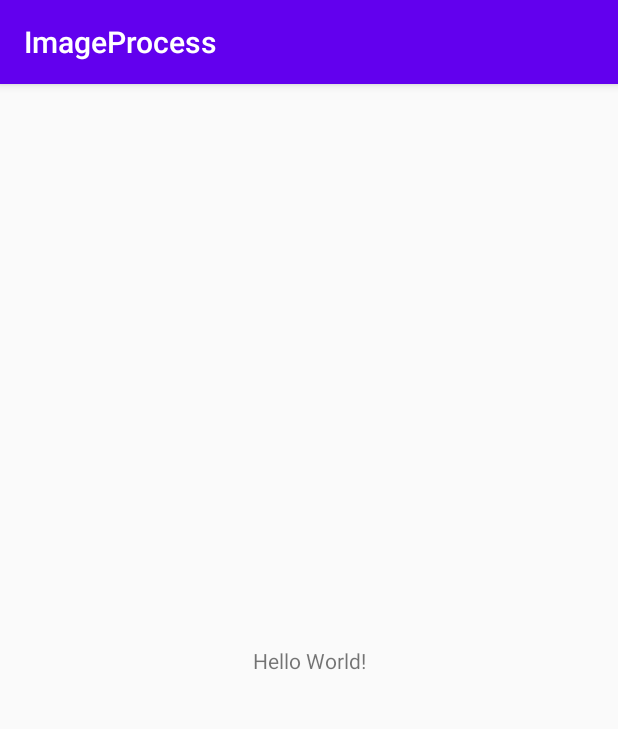
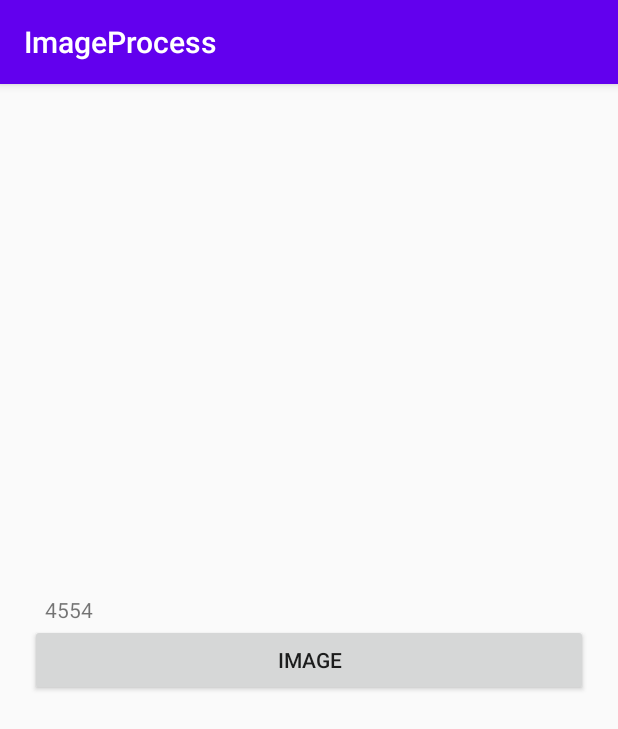
Before and after one commit to vatsalkesarwani12/ImageProcess, an Android app: the screen it shows after launch (MainActivity), on a phone screen of 412 x 824 dp. Shown: the top 729 px of the screen. Run offline under Robolectric (Android 15) with nearby library versions, the phone set to English and light mode, and no system bars; libraries missing offline, so code that uses them is left out: com.github.dhaval2404.imagepicker, com.google.mlkit.vision.

Commit message:
ml integrated

```diff
--- a/app/src/main/AndroidManifest.xml
+++ b/app/src/main/AndroidManifest.xml
@@ -1,5 +1,6 @@
 <?xml version="1.0" encoding="utf-8"?>
 <manifest xmlns:android="http://schemas.android.com/apk/res/android"
+    xmlns:tools="http://schemas.android.com/tools"
     package="com.vatsal.kesarwani.imageprocess">
 
     <application
@@ -8,7 +9,9 @@
         android:label="@string/app_name"
         android:roundIcon="@mipmap/ic_launcher_round"
         android:supportsRtl="true"
-        android:theme="@style/AppTheme">
+        android:requestLegacyExternalStorage="true"
+        android:theme="@style/AppTheme"
+        tools:targetApi="q">
         <activity android:name=".MainActivity">
             <intent-filter>
                 <action android:name="android.intent.action.MAIN" />
--- a/app/src/main/java/com/vatsal/kesarwani/imageprocess/MainActivity.java
+++ b/app/src/main/java/com/vatsal/kesarwani/imageprocess/MainActivity.java
@@ -1,14 +1,127 @@
 package com.vatsal.kesarwani.imageprocess;
 
+import androidx.annotation.NonNull;
+import androidx.annotation.Nullable;
 import androidx.appcompat.app.AppCompatActivity;
 
+import android.app.Activity;
+import android.content.Intent;
+import android.net.Uri;
 import android.os.Bundle;
+import android.util.Log;
+import android.view.View;
+import android.widget.Button;
+import android.widget.ImageView;
+import android.widget.TextView;
+import android.widget.Toast;
+
+import com.github.dhaval2404.imagepicker.ImagePicker;
+import com.google.android.gms.tasks.OnFailureListener;
+import com.google.android.gms.tasks.OnSuccessListener;
+import com.google.mlkit.vision.common.InputImage;
+import com.google.mlkit.vision.label.ImageLabel;
+import com.google.mlkit.vision.label.ImageLabeler;
+import com.google.mlkit.vision.label.ImageLabeling;
+import com.google.mlkit.vision.label.defaults.ImageLabelerOptions;
+
+import java.io.File;
+import java.io.IOException;
+import java.util.List;
 
 public class MainActivity extends AppCompatActivity {
+
+    private Button image;
+    private TextView textt;
+    private ImageView pic;
+    private InputImage image1;
+    private static final String TAG = "MainActivity";
 
     @Override
     protected void onCreate(Bundle savedInstanceState) {
         super.onCreate(savedInstanceState);
         setContentView(R.layout.activity_main);
+
+        image = findViewById(R.id.image);
+        textt = findViewById(R.id.text);
+        pic = findViewById(R.id.pic);
+
+        image.setOnClickListener(new View.OnClickListener() {
+            @Override
+            public void onClick(View view) {
+                ImagePicker.Companion.with(MainActivity.this)
+                        .crop()                    //Crop image(Optional), Check Customization for more option
+                        .compress(1024)            //Final image size will be less than 1 MB(Optional)
+                        .maxResultSize(1080, 1080)    //Final image resolution will be less than 1080 x 1080(Optional)
+                        .start();
+            }
+        });
+    }
+
+    @Override
+    protected void onActivityResult(int requestCode, int resultCode, @Nullable Intent data) {
+        super.onActivityResult(requestCode, resultCode, data);
+        if (resultCode == Activity.RESULT_OK) {
+            //Image Uri will not be null for RESULT_OK
+            assert data != null;
+            Uri fileUri = data.getData();
+            pic.setImageURI(fileUri);
+
+            try {
+                image1 = InputImage.fromFilePath(getApplicationContext(), fileUri);
+            } catch (IOException e) {
+                e.printStackTrace();
+            }
+
+            //You can get File object from intent
+            File file = ImagePicker.Companion.getFile(data);
+
+            //You can also get File Path from intent
+            String filePath = ImagePicker.Companion.getFilePath(data);
+
+            labeler();
+
+        } else if (resultCode == ImagePicker.RESULT_ERROR) {
+            Toast.makeText(this, ImagePicker.Companion.getError(data), Toast.LENGTH_SHORT).show();
+        } else {
+            Toast.makeText(this, "Task Cancelled", Toast.LENGTH_SHORT).show();
+        }
+    }
+
+    private void labeler() {
+        // To use default options:
+        ImageLabeler labeler = ImageLabeling.getClient(ImageLabelerOptions.DEFAULT_OPTIONS);
+
+        // Or, to set the minimum confidence required:
+        // ImageLabelerOptions options =
+        //     new ImageLabelerOptions.Builder()
+        //         .setConfidenceThreshold(0.7f)
+        //         .build();
+        // ImageLabeler labeler = ImageLabeling.getClient(options);
+
+        labeler.process(image1)
+                .addOnSuccessListener(new OnSuccessListener<List<ImageLabel>>() {
+                    @Override
+                    public void onSuccess(List<ImageLabel> labels) {
+                        // Task completed successfully
+                        // ...
+                        String s="";
+                        for (ImageLabel label : labels) {
+                            String text = label.getText();
+                            float confidence = label.getConfidence();
+                            int index = label.getIndex();
+
+                            Log.d(TAG,text+" "+confidence+" "+index);
+                            s+=text+" "+confidence+" "+index+"\n";
+                        }
+                        textt.setText(s);
+                    }
+                })
+                .addOnFailureListener(new OnFailureListener() {
+                    @Override
+                    public void onFailure(@NonNull Exception e) {
+                        // Task failed with an exception
+                        // ...
+                    }
+                });
     }
 }
--- a/app/src/main/res/layout/activity_main.xml
+++ b/app/src/main/res/layout/activity_main.xml
@@ -1,18 +1,38 @@
 <?xml version="1.0" encoding="utf-8"?>
-<androidx.constraintlayout.widget.ConstraintLayout xmlns:android="http://schemas.android.com/apk/res/android"
+<RelativeLayout xmlns:android="http://schemas.android.com/apk/res/android"
     xmlns:app="http://schemas.android.com/apk/res-auto"
     xmlns:tools="http://schemas.android.com/tools"
     android:layout_width="match_parent"
     android:layout_height="match_parent"
     tools:context=".MainActivity">
 
+    <Button
+        android:id="@+id/image"
+        android:layout_width="match_parent"
+        android:layout_height="wrap_content"
+        android:text="Image"
+        android:layout_centerVertical="true"
+        android:layout_marginStart="20dp"
+        android:layout_marginEnd="20dp"/>
+
     <TextView
-        android:layout_width="wrap_content"
+        android:id="@+id/text"
+        android:layout_width="match_parent"
         android:layout_height="wrap_content"
-        android:text="Hello World!"
-        app:layout_constraintBottom_toBottomOf="parent"
-        app:layout_constraintLeft_toLeftOf="parent"
-        app:layout_constraintRight_toRightOf="parent"
-        app:layout_constraintTop_toTopOf="parent" />
+        android:layout_marginStart="30dp"
+        android:layout_marginEnd="30dp"
+        android:layout_centerVertical="true"
+        android:text="4554"
+        android:layout_above="@+id/image"/>
 
-</androidx.constraintlayout.widget.ConstraintLayout>
+    <ImageView
+        android:id="@+id/pic"
+        android:layout_width="match_parent"
+        android:layout_height="200dp"
+        android:layout_below="@+id/image"
+        android:layout_marginTop="10dp"
+        android:layout_marginStart="15dp"
+        android:layout_marginEnd="15dp"/>
+
+
+</RelativeLayout>
--- a/app/src/main/res/values/colors.xml
+++ b/app/src/main/res/values/colors.xml
@@ -3,4 +3,6 @@
     <color name="colorPrimary">#6200EE</color>
     <color name="colorPrimaryDark">#3700B3</color>
     <color name="colorAccent">#03DAC5</color>
+
+
 </resources>
--- a/build.gradle
+++ b/build.gradle
@@ -17,6 +17,7 @@ allprojects {
     repositories {
         google()
         jcenter()
+        maven { url "https://jitpack.io" }
     }
 }
 
```
Also changed, not shown: app/build.gradle (+8 -5 lines).
